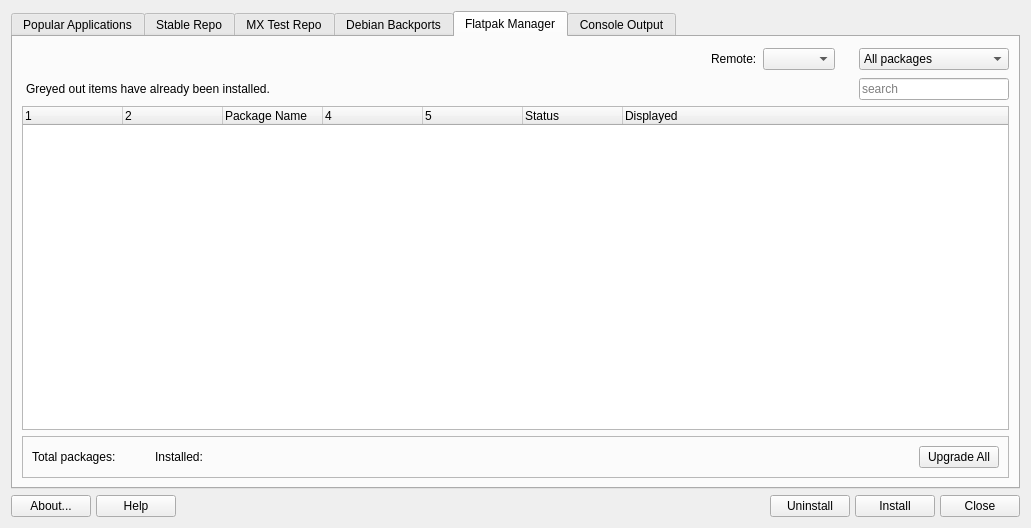
This is mainwindow.ui in CachyOS/packageinstaller as Qt 5 draws it before an edit. The edited form follows.
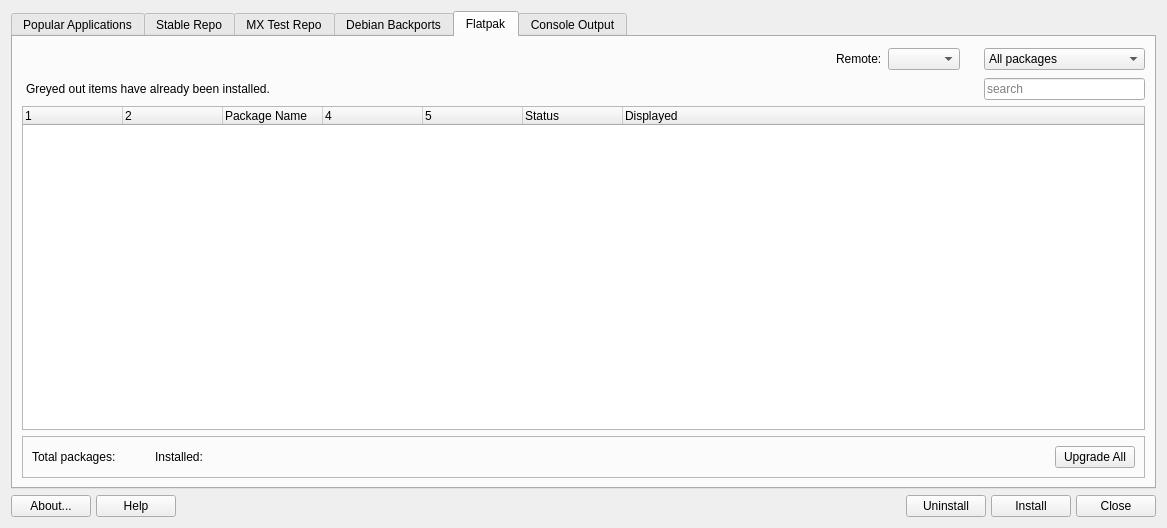
This is the edited form. Icons and pictures are not drawn.

```diff
--- a/mainwindow.ui
+++ b/mainwindow.ui
@@ -6,7 +6,7 @@
    <rect>
     <x>0</x>
     <y>0</y>
-    <width>1031</width>
+    <width>1167</width>
     <height>528</height>
    </rect>
   </property>
@@ -1141,7 +1141,7 @@
      </widget>
      <widget class="QWidget" name="tabFlatpak">
       <attribute name="title">
-       <string>Flatpak Manager</string>
+       <string>Flatpak</string>
       </attribute>
       <layout class="QGridLayout" name="gridLayout_8">
        <item row="1" column="7">
```
